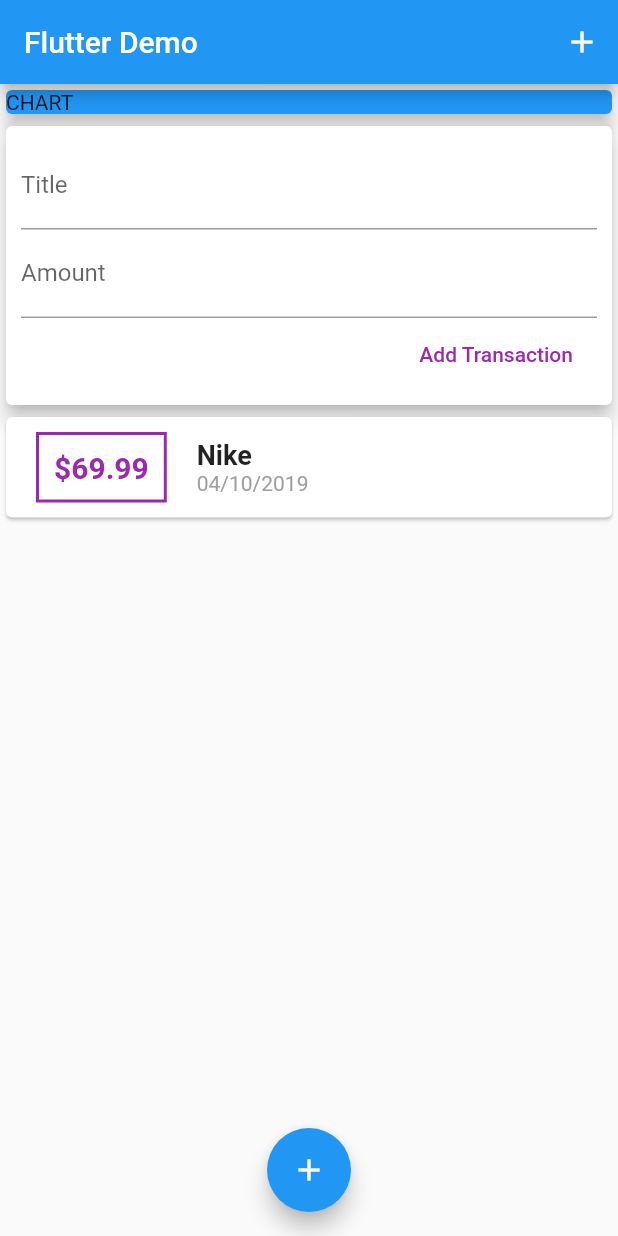
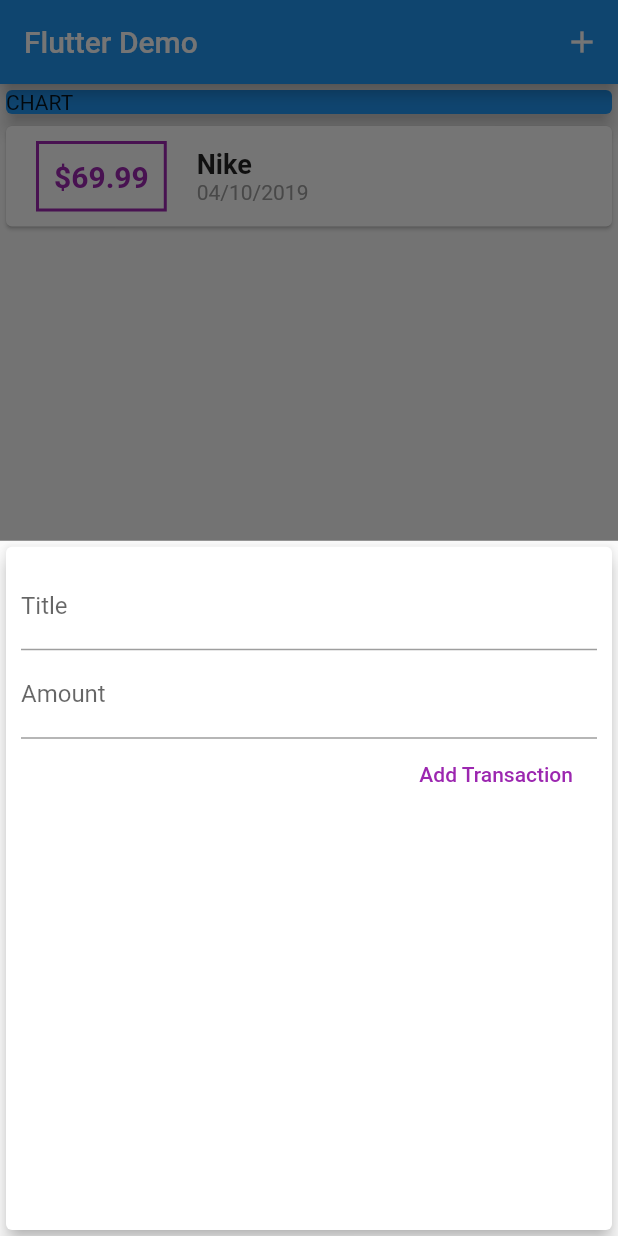
Before and after one commit to rodrigofin7/segundaapp, a Flutter app: the screen it shows after launch, after a tap on the "add" icon, on a phone screen of 412 x 824 dp. Run offline on Flutter 3.47's test engine with Material 2 defaults, Android fonts, the phone set to English and light mode, and no system bars.

```diff
--- a/lib/main.dart
+++ b/lib/main.dart
@@ -1,5 +1,7 @@
 import 'package:flutter/material.dart';
-import './widgets/user_transaction.dart';
+import './widgets/transactionList.dart';
+import './widgets/new_transaction.dart';
+import 'models/Transaction.dart';
 
 void main() => runApp(MyApp());
 
@@ -17,15 +19,43 @@ class MyApp extends StatelessWidget {
   }
 }
 
-class MyHomePage extends StatelessWidget {
-  // final List<Transaction> transactions = [
-  // ];
+class MyHomePage extends StatefulWidget {
+  // String titleInput;
+  // String amountInput;
+  @override
+  _MyHomePageState createState() => _MyHomePageState();
+}
 
-  // String titleImput;
-  // String amountInput;
+class _MyHomePageState extends State<MyHomePage> {
 
-  final titleController = TextEditingController();
-  final amountController = TextEditingController();
+  final List<Transaction> _userTransaction = [
+    Transaction(id: 't1', tile: 'Nike', amount: 69.99, date: DateTime.now()),
+  ];
+
+  void _addNewTransaction(String title, double amount) {
+
+    final newTx = Transaction(
+        tile: title,
+        amount: amount,
+        date: DateTime.now(),
+        id: DateTime.now().toString());
+
+
+        setState(() {
+          _userTransaction.add(newTx);
+        });
+  }
+
+  void _startAddNewTransaction(BuildContext ctx){
+   showModalBottomSheet(context: ctx, builder: (_) {
+
+       return GestureDetector(
+         onTap: (){},
+         child: NewTransaction(addtransation: _addNewTransaction) ,
+         behavior: HitTestBehavior.opaque ,
+       );
+   });
+  }
 
   @override
   Widget build(BuildContext context) {
@@ -33,10 +63,13 @@ class MyHomePage extends StatelessWidget {
       appBar: AppBar(
         title: Text('Flutter Demo '),
         actions: <Widget>[
-          IconButton(icon: Icon(Icons.add), onPressed: () {} ,)
+          IconButton(
+            icon: Icon(Icons.add),
+            onPressed: () => _startAddNewTransaction(context) ,
+          )
         ],
       ),
-      body:  SingleChildScrollView(
+      body: SingleChildScrollView(
         child: Column(
             //mainAxisAlignment: MainAxisAlignment.start,
             crossAxisAlignment: CrossAxisAlignment.stretch,
@@ -49,13 +82,14 @@ class MyHomePage extends StatelessWidget {
                   elevation: 5,
                 ),
               ),
-                UserTransaction()
+              TransactionList(transactions: _userTransaction)
             ]),
       ),
-      floatingActionButtonLocation: FloatingActionButtonLocation.centerFloat ,
-      floatingActionButton: FloatingActionButton(child: Icon(Icons.add) , onPressed: (){
-
-      } ,),
+      floatingActionButtonLocation: FloatingActionButtonLocation.centerFloat,
+      floatingActionButton: FloatingActionButton(
+        child: Icon(Icons.add),
+        onPressed: () => _startAddNewTransaction(context) ,
+      ),
     );
   }
 }
--- a/lib/widgets/user_transaction.dart
+++ /dev/null
@@ -1,44 +0,0 @@
-import 'package:flutter/material.dart';
-import '../models/Transaction.dart';
-import '../widgets/new_transaction.dart';
-import '../widgets/transactionList.dart';
-
-class UserTransaction extends StatefulWidget {
-  @override
-  _UserTransactionState createState() => _UserTransactionState();
-}
-
-class _UserTransactionState extends State<UserTransaction> {
-  final List<Transaction> _userTransaction = [
-    Transaction(id: 't1', tile: 'Nike', amount: 69.99, date: DateTime.now()),
-    // Transaction(id: 't2', tile: 'Adidas', amount: 70.50, date: DateTime.now()),
-    // Transaction(id: 't3', tile: 'Fila', amount: 48.00, date: DateTime.now()),
-    // Transaction(id: 't4', tile: 'Panam', amount: 35.00, date: DateTime.now()),
-    // Transaction(id: 't5', tile: 'Convers', amount: 42.99, date: DateTime.now()),
-    // Transaction(id: 't6', tile: 'Puma', amount: 65.00, date: DateTime.now()),
-  ];
-
-  void _addNewTransaction(String title, double amount) {
-    final newTx = Transaction(
-        tile: title,
-        amount: amount,
-        date: DateTime.now(),
-        id: DateTime.now().toString());
-
-        setState(() {
-          _userTransaction.add(newTx);
-        });
-  }
-
-  @override
-  Widget build(BuildContext context) {
-    return Column(
-      children: <Widget>[
-        NewTransaction(  addtransation:_addNewTransaction, ),
-        TransactionList(
-          transactions: _userTransaction,
-        )
-      ],
-    );
-  }
-}
```
Lines whose indentation alone changed are shown as unchanged.
